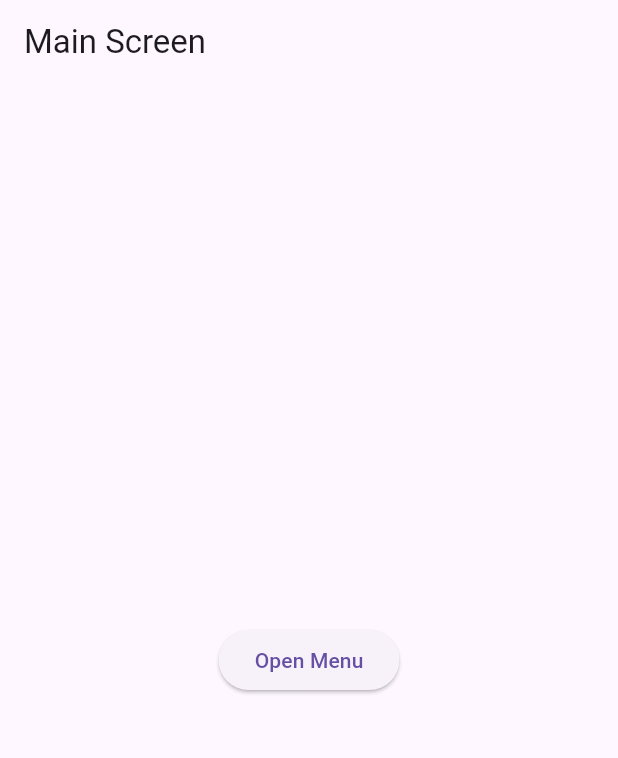
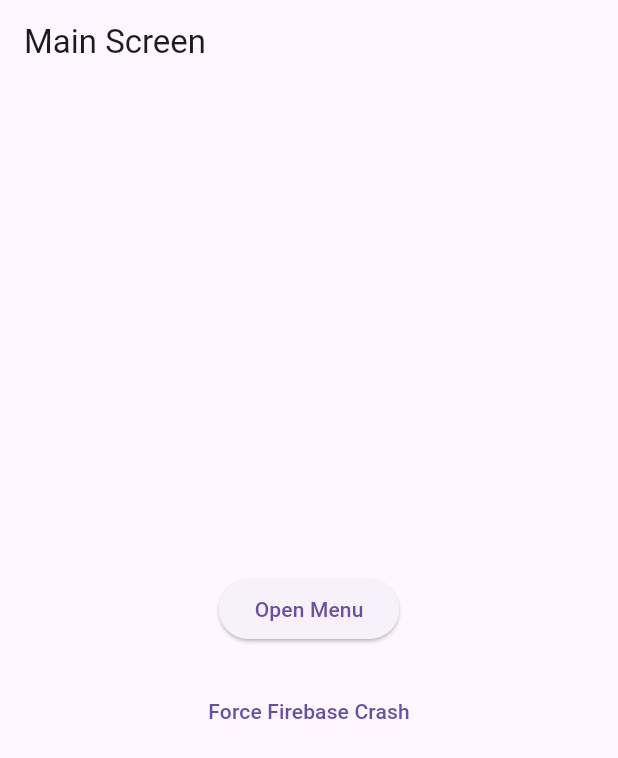
Before and after one commit to kashan980/EandSInternship, a Flutter app: the screen it shows after launch, on a phone screen of 412 x 824 dp. Shown: the top 758 px of the screen. Run offline on Flutter 3.47's test engine with Material 3 defaults, Android fonts, the phone set to English and light mode, and no system bars; our stand-ins replace firebase_core, firebase_crashlytics, go_router; accounts and stored records are empty.

Commit message:
Integrated Firebase Crashlytics and added test crash button to MainScreen

```diff
--- a/lib/presentation/main_screen/main_screen.dart
+++ b/lib/presentation/main_screen/main_screen.dart
@@ -1,8 +1,6 @@
 import 'package:eandsinternship/config/routes/app_routes.dart';
+import 'package:firebase_crashlytics/firebase_crashlytics.dart'; // Added Crashlytics import
 import 'package:flutter/material.dart';
-import '../menu/menu.dart';
-import 'package:go_router/go_router.dart';
-
 
 class MainScreen extends StatelessWidget {
   const MainScreen({super.key});
@@ -10,15 +8,26 @@ class MainScreen extends StatelessWidget {
   @override
   Widget build(BuildContext context) {
     return Scaffold(
-      appBar: AppBar(
-        title: const Text("Main Screen"),
-      ),
+      appBar: AppBar(title: const Text("Main Screen")),
       body: Center(
-        child: ElevatedButton(
-          onPressed: () {
-           MenuScreenRoute().push(context);
-          },
-          child: const Text("Open Menu"),
+        child: Column(
+          mainAxisAlignment:
+              MainAxisAlignment.center, // Centers the buttons vertically
+          children: [
+            ElevatedButton(
+              onPressed: () {
+                MenuScreenRoute().push(context);
+              },
+              child: const Text("Open Menu"),
+            ),
+            const SizedBox(
+              height: 20,
+            ), // Adds a little spacing between the buttons
+            TextButton(
+              onPressed: () => FirebaseCrashlytics.instance.crash(),
+              child: const Text("Force Firebase Crash"),
+            ),
+          ],
         ),
       ),
     );
--- a/pubspec.yaml
+++ b/pubspec.yaml
@@ -36,6 +36,7 @@ dependencies:
   cupertino_icons: ^1.0.8
   go_router: 15.1.1
   firebase_core: ^4.12.1
+  firebase_crashlytics: ^5.2.6
 
 
 dev_dependencies:
```
Also changed, not shown: lib/main.dart (+13 -0 lines), pubspec.lock, 1 other file.
